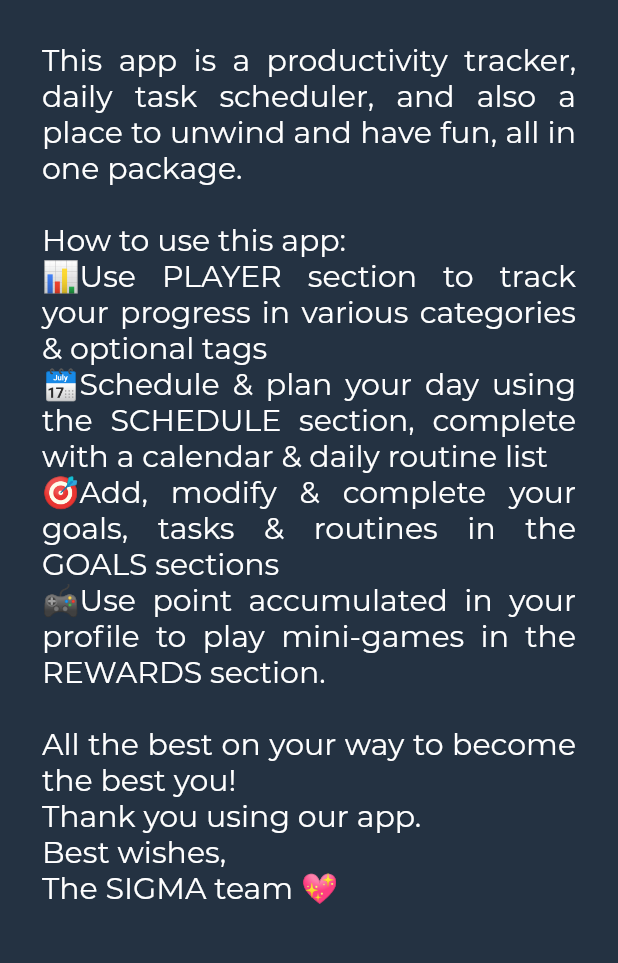
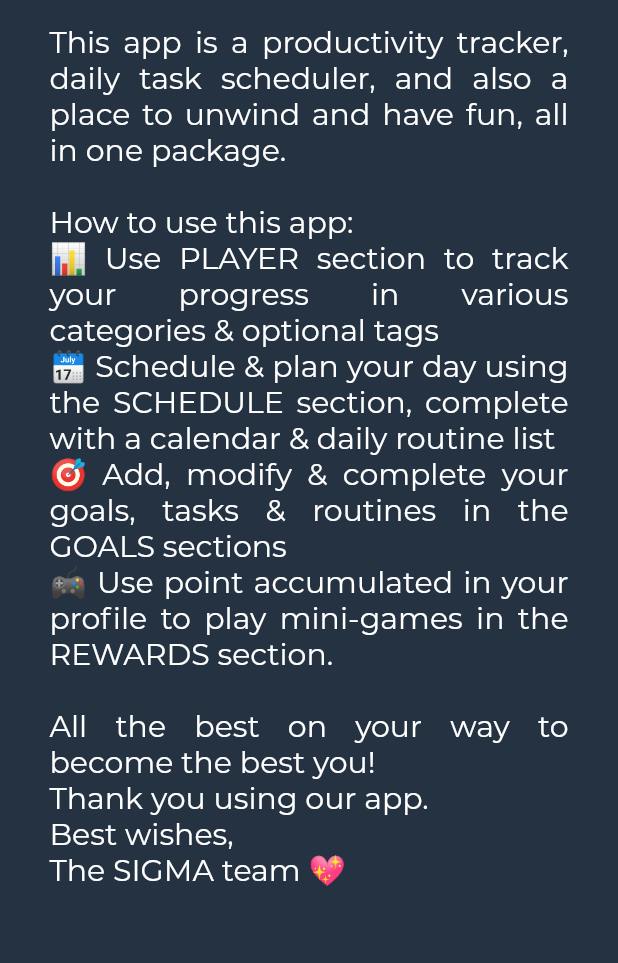
Before and after one commit to AxyleneOmega/sigma-app, a Flutter app: the AboutPage screen opened directly, on a phone screen of 412 x 824 dp, the part 144-1107 px from its top. Run offline on Flutter 3.47's test engine with Material 2 defaults, Android fonts, the phone set to English and light mode, and no system bars; project files that could hold a hidden picture were left out.

Commit message:
Finalized About Page

```diff
--- a/sigma_v1/lib/pages/about_page.dart
+++ b/sigma_v1/lib/pages/about_page.dart
@@ -26,6 +26,10 @@ class AboutPage extends StatelessWidget {
           body: Container(
             key: key,
             //decoration: BoxDecoration(),
+            child: RawScrollbar(
+              thumbColor: const Color.fromRGBO(129, 125, 234, 1),
+              thickness: 10,
+              radius: const Radius.elliptical(4, 10),
               child: Center(
                 child: Padding(
                   padding: const EdgeInsets.all(8.0),
@@ -45,20 +49,23 @@ class AboutPage extends StatelessWidget {
                             )),
                       ),
                       Padding(
-                      padding: EdgeInsets.all(20.0),
-                      child: Text(
+                        padding: EdgeInsets.fromLTRB(25.0, 8, 25.0, 8),
+                        child: Text.rich(
+                          TextSpan(
+                            text:
                                 '''This app is a productivity tracker, daily task scheduler, and also a place to unwind and have fun, all in one package.
 
 How to use this app:
-📊Use PLAYER section to track your progress in various categories & optional tags
-🗓Schedule & plan your day using the SCHEDULE section, complete with a calendar & daily routine list
-🎯Add, modify & complete your goals, tasks & routines in the GOALS sections
-🎮Use point accumulated in your profile to play mini-games in the REWARDS section.
+📊 Use PLAYER section to track your progress in various categories & optional tags
+🗓 Schedule & plan your day using the SCHEDULE section, complete with a calendar & daily routine list
+🎯 Add, modify & complete your goals, tasks & routines in the GOALS sections
+🎮  Use point accumulated in your profile to play mini-games in the REWARDS section.
 
 All the best on your way to become the best you!
 Thank you using our app.
 Best wishes,
 The SIGMA team 💖''',
+                          ),
                           style: TextStyle(
                             fontStyle: FontStyle.normal,
                             fontFamily: 'Montserrat',
@@ -96,6 +103,7 @@ The SIGMA team 💖''',
                 ),
               ),
             ),
+          ),
           backgroundColor: MaterialColor(0x243242, sigmaNight),
         ),
       );
```
Also changed, not shown: sigma_v1/lib/pages/rewards_page.dart (+7 -1 lines). Lines whose indentation alone changed are shown as unchanged.
